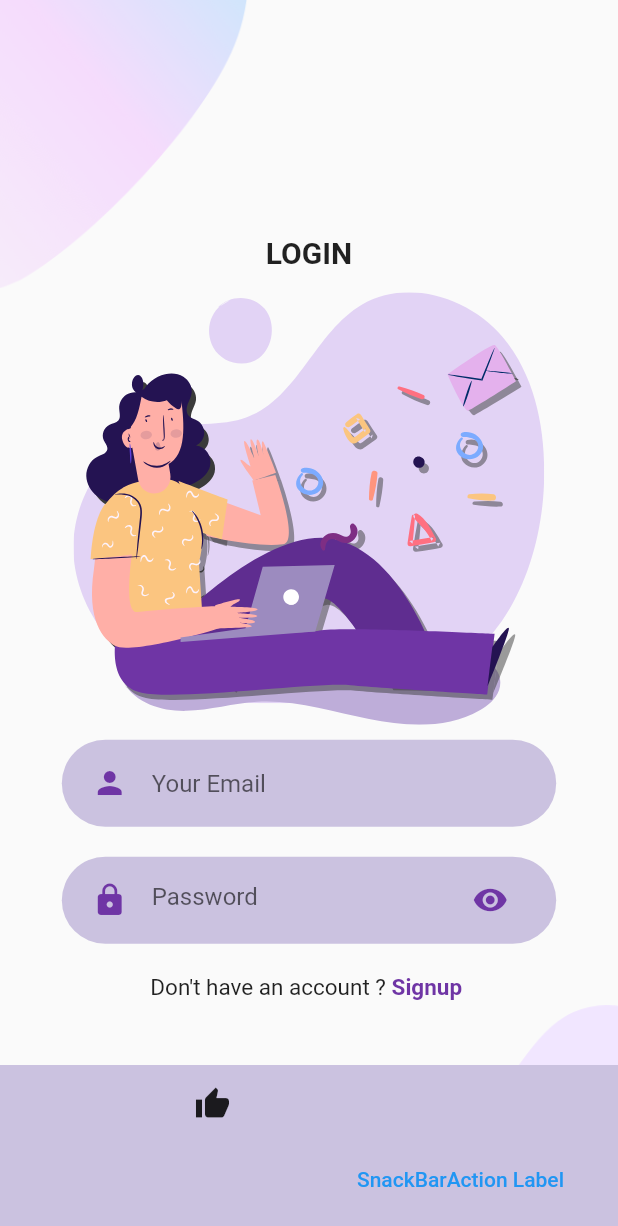
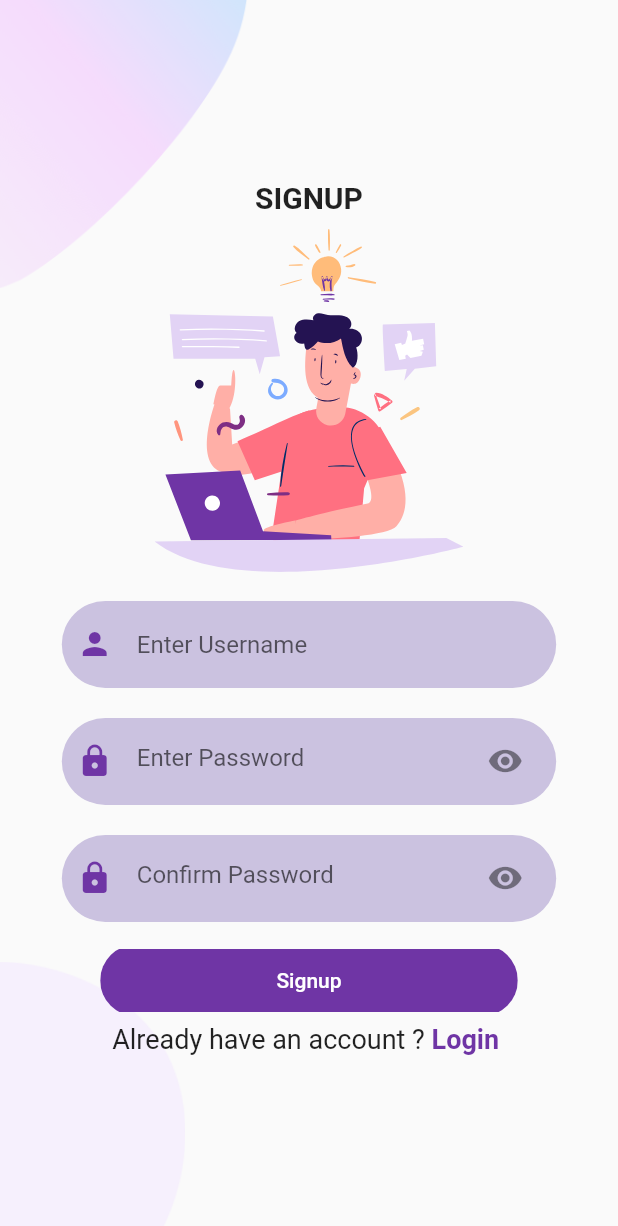
Before and after one commit to mkkieru/Flutter-app-Sky-Auth-, a Flutter app: the screen it shows after launch, after a tap on "Signup", on a phone screen of 412 x 824 dp. Shown: the top 1226 px of the screen. Run offline on Flutter 3.47's test engine with Material 2 defaults, Android fonts, the phone set to English and light mode, and no system bars; our stand-ins replace flutter_svg.

Commit message:
push new screens

```diff
--- a/lib/components/background.dart
+++ b/lib/components/background.dart
@@ -2,7 +2,7 @@ import 'package:flutter/material.dart';
 
 class Background extends StatelessWidget {
 
-  Widget child;
+  Widget child ;
 
   Background (this.child);
 
--- a/lib/components/body.dart
+++ /dev/null
@@ -1,10 +0,0 @@
-import 'package:flutter/material.dart';
-
-class Body extends StatelessWidget {
-  @override
-  Widget build(BuildContext context) {
-    //Get total height and width of the user screen
-    Size size = MediaQuery.of(context).size;
-    return Scaffold();
-  }
-}
--- a/lib/components/loginButton.dart
+++ b/lib/components/loginButton.dart
@@ -7,7 +7,7 @@ class LoginButton extends StatelessWidget {
   Widget child;
   Function onPressed;
 
-  LoginButton(this.child, this.onPressed);
+  LoginButton({required this.child, required this.onPressed});
 
   @override
   Widget build(BuildContext context) {
--- a/lib/main.dart
+++ b/lib/main.dart
@@ -2,6 +2,8 @@ import 'package:flutter/material.dart';
 import 'package:sky_auth/constants.dart';
 import 'package:sky_auth/views/login/login.dart';
 import 'package:sky_auth/views/startup/welcome_screen.dart';
+
+import 'views/signup/signup.dart';
 
 void main() {
   runApp(const MyApp());
@@ -20,7 +22,7 @@ class MyApp extends StatelessWidget {
         primaryColor: kPrimary,
       ),
       //home: WelcomeScreen(),
-      home: Login(),
+      home: Signup(),
     );
   }
 }
--- a/lib/views/login/login.dart
+++ b/lib/views/login/login.dart
@@ -1,5 +1,6 @@
 import 'package:flutter/material.dart';
 import 'package:flutter_svg/flutter_svg.dart';
+import 'package:sky_auth/components/loginButton.dart';
 import 'package:sky_auth/constants.dart';
 
 class Login extends StatelessWidget {
@@ -88,8 +89,15 @@ class Login extends StatelessWidget {
                       ),
                     ),
                   ),
-                  const SizedBox(
-                    height: 10,
+                  LoginButton(
+                    child: const Text(
+                      'Login',
+                      style: TextStyle(color: Colors.white, fontSize: 18),
+                    ),
+                    onPressed: () => Navigator.push(
+                        context,
+                        MaterialPageRoute(
+                            builder: (BuildContext context) => const Login())),
                   ),
                   Row(
                     mainAxisAlignment: MainAxisAlignment.center,
@@ -100,10 +108,9 @@ class Login extends StatelessWidget {
                       ),
                       GestureDetector(
                         onTap: () {
-                          var snackBar = SnackBar(
-                            content: const Icon(Icons.thumb_up),
+                          var snackBar = const SnackBar(
+                            content: Icon(Icons.thumb_up),
                             backgroundColor: kPrimaryLightColor,
-                            action: SnackBarAction(label: 'SnackBarAction Label', onPressed: (){}),
                           );
                           ScaffoldMessenger.of(context).showSnackBar(snackBar);
                         },
--- /dev/null
+++ b/lib/views/signup/signup.dart
@@ -0,0 +1,136 @@
+import 'package:flutter/material.dart';
+import 'package:flutter_svg/flutter_svg.dart';
+import 'package:sky_auth/components/background.dart';
+import 'package:sky_auth/components/loginButton.dart';
+import 'package:sky_auth/constants.dart';
+
+class Signup extends StatelessWidget {
+  const Signup({Key? key}) : super(key: key);
+
+  @override
+  Widget build(BuildContext context) {
+    Size size = MediaQuery.of(context).size;
+    return Scaffold(
+      body: SingleChildScrollView(
+        child: Background(Column(
+          mainAxisAlignment: MainAxisAlignment.center,
+          children: <Widget>[
+            const Text(
+              'SIGNUP',
+              style: TextStyle(fontWeight: FontWeight.bold, fontSize: 20),
+            ),
+            SvgPicture.asset(
+              "assets/icons/signup.svg",
+              width: size.width * 0.5,
+              height: size.height * 0.3,
+            ),
+            Container(
+              margin: const EdgeInsets.symmetric(vertical: 10),
+              padding: const EdgeInsets.symmetric(vertical: 5, horizontal: 10),
+              width: size.width * 0.8,
+              decoration: BoxDecoration(
+                  color: kPrimaryLightColor,
+                  borderRadius: BorderRadius.circular(30)),
+              child: const TextField(
+                decoration: InputDecoration(
+                    border: InputBorder.none,
+                    icon: Icon(
+                      Icons.person,
+                      color: kPrimary,
+                    ),
+                    hintText: "Enter Username"),
+              ),
+            ),
+            Container(
+              margin: const EdgeInsets.symmetric(vertical: 10),
+              padding: const EdgeInsets.symmetric(vertical: 5, horizontal: 10),
+              width: size.width * 0.8,
+              decoration: BoxDecoration(
+                  color: kPrimaryLightColor,
+                  borderRadius: BorderRadius.circular(30)),
+              child: TextField(
+                obscureText: true,
+                decoration: InputDecoration(
+                    border: InputBorder.none,
+                    icon: const Icon(
+                      Icons.lock,
+                      color: kPrimary,
+                    ),
+                    suffixIcon: IconButton(
+                      icon: const Icon(Icons.visibility),
+                      onPressed: () {},
+                    ),
+                    hintText: "Enter Password"),
+              ),
+            ),
+            Container(
+              margin: const EdgeInsets.symmetric(vertical: 10),
+              padding: const EdgeInsets.symmetric(vertical: 5, horizontal: 10),
+              width: size.width * 0.8,
+              decoration: BoxDecoration(
+                  color: kPrimaryLightColor,
+                  borderRadius: BorderRadius.circular(30)),
+              child: TextField(
+                obscureText: true,
+                decoration: InputDecoration(
+                    border: InputBorder.none,
+                    icon: const Icon(
+                      Icons.lock,
+                      color: kPrimary,
+                    ),
+                    suffixIcon: IconButton(
+                      icon: const Icon(Icons.visibility),
+                      onPressed: () {},
+                    ),
+                    hintText: "Confirm Password"),
+              ),
+            ),
+            LoginButton(
+              child: const Text(
+                'Signup',
+                style: TextStyle(color: Colors.white),
+              ),
+              onPressed: () {var snackBar = const SnackBar(
+                content: Text(
+                  'Off to Login',
+                  style: TextStyle(color: Colors.black),
+                ),
+                backgroundColor: kPrimaryLightColor,
+              );
+              ScaffoldMessenger.of(context).showSnackBar(snackBar);
+              },
+            ),
+            Row(
+              mainAxisAlignment: MainAxisAlignment.center,
+              children: <Widget>[
+                const Text(
+                  'Already have an account ? ',
+                  style: TextStyle(fontSize: 18),
+                ),
+                GestureDetector(
+                  onTap: () {
+                    var snackBar = const SnackBar(
+                      content: Text(
+                        'Off to Login',
+                        style: TextStyle(color: Colors.black),
+                      ),
+                      backgroundColor: kPrimaryLightColor,
+                    );
+                    ScaffoldMessenger.of(context).showSnackBar(snackBar);
+                  },
+                  child: const Text(
+                    'Login ',
+                    style: TextStyle(
+                        fontSize: 18,
+                        fontWeight: FontWeight.bold,
+                        color: kPrimary),
+                  ),
+                ),
+              ],
+            )
+          ],
+        )),
+      ),
+    );
+  }
+}
--- a/lib/views/startup/welcome_screen.dart
+++ b/lib/views/startup/welcome_screen.dart
@@ -37,11 +37,11 @@ class WelcomeScreen extends StatelessWidget {
                 height: 10,
               ),
               LoginButton(
-                const Text(
+                child:const Text(
                   'Login',
                   style: TextStyle(color: Colors.white, fontSize: 18),
                 ),
-                () => Navigator.push(context, MaterialPageRoute(builder: (BuildContext context) => const Login())),
+                onPressed: () => Navigator.push(context, MaterialPageRoute(builder: (BuildContext context) => const Login())),
 
               ),
               Container(
```
